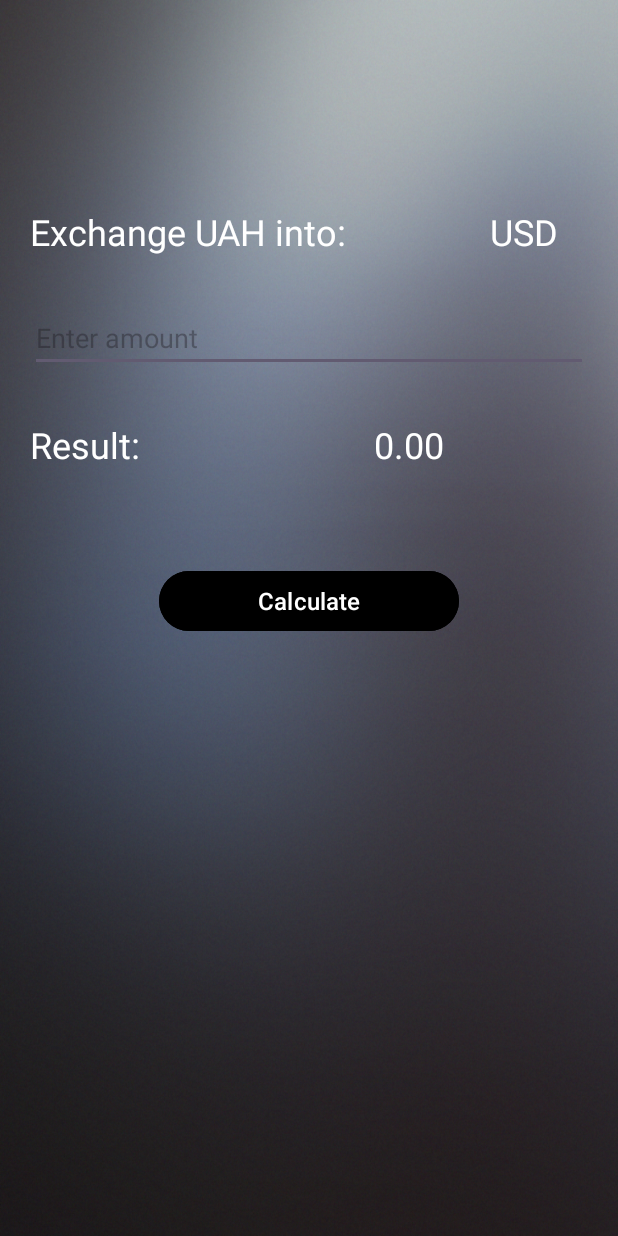
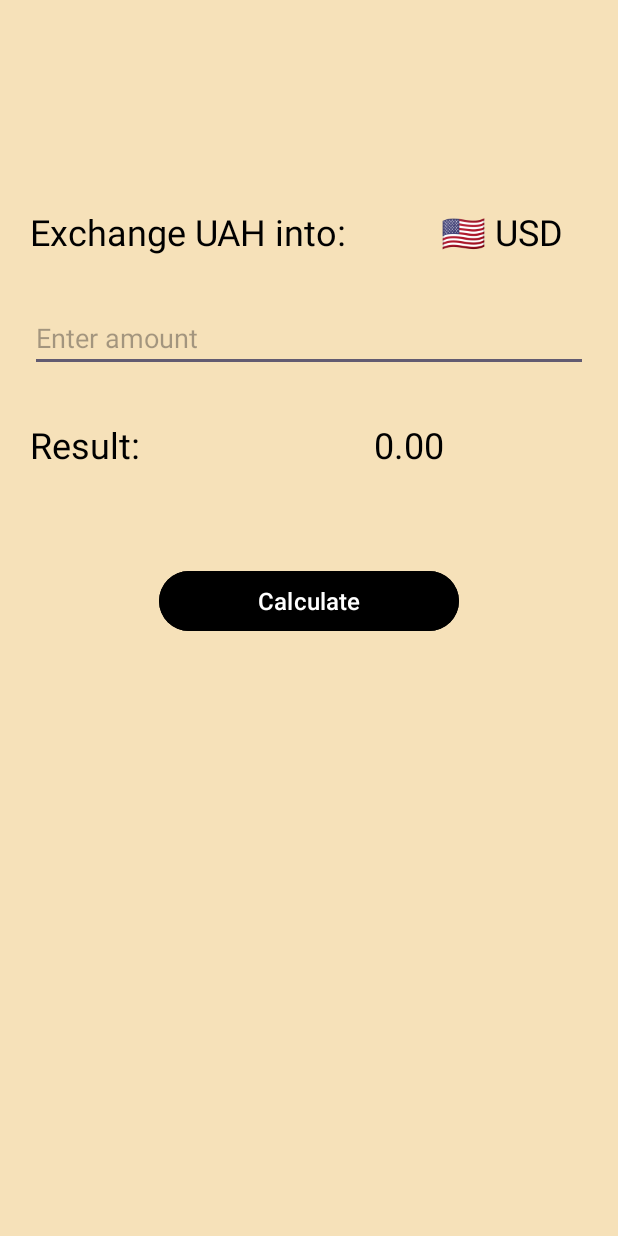
Before and after one commit to ViktorH0411/Exchanger, an Android app: the screen it shows after launch (MainActivity), on a phone screen of 412 x 824 dp. Run offline under Robolectric (Android 15) with nearby library versions, the phone set to English and light mode, and no system bars.

Commit message:
Some design fixes... Again

```diff
--- a/app/src/main/java/com/example/exchanger/api/CurrencyData.kt
+++ b/app/src/main/java/com/example/exchanger/api/CurrencyData.kt
@@ -8,5 +8,4 @@ data class Rate(
     val USD: Double,
     val EUR: Double,
     val PLN: Double,
-    val RUB: Double
 )
--- a/app/src/main/res/layout/activity_main.xml
+++ b/app/src/main/res/layout/activity_main.xml
@@ -2,7 +2,7 @@
     xmlns:tools="http://schemas.android.com/tools"
     android:layout_width="match_parent"
     android:layout_height="match_parent"
-    android:background="@drawable/background"
+    android:background="@color/background_color"
     android:padding="20dp"
     tools:context="MainActivity">
 
@@ -12,18 +12,20 @@
         android:layout_height="wrap_content"
         android:layout_marginTop="118dp"
         android:text="Exchange UAH into:"
-        android:textColor="@color/white"
-        android:textSize="24dp" />
+        android:textColor="@color/black"
+        android:textSize="24dp"
+        android:elevation="4dp"/>
 
     <TextView
+
         android:id="@+id/currency"
         android:layout_width="wrap_content"
         android:layout_height="wrap_content"
         android:layout_toEndOf="@+id/currencyLabel"
         android:layout_alignTop="@+id/currencyLabel"
-        android:layout_marginStart="96dp"
-        android:text="USD"
-        android:textColor="@color/white"
+        android:layout_marginStart="63dp"
+        android:text="🇺🇸 USD"
+        android:textColor="@color/black"
         android:textSize="24dp" />
 
     <EditText
@@ -34,7 +36,7 @@
         android:layout_marginTop="32dp"
         android:hint="Enter amount"
         android:inputType="numberDecimal"
-        android:textColor="@color/white" />
+        android:textColor="@color/black" />
 
     <TextView
         android:id="@+id/resultLabel"
@@ -43,7 +45,7 @@
         android:layout_below="@id/moneyAmount"
         android:layout_marginTop="32dp"
         android:text="Result:"
-        android:textColor="@color/white"
+        android:textColor="@color/black"
         android:textSize="24dp" />
 
     <TextView
@@ -55,7 +57,7 @@
         android:layout_alignTop="@id/resultLabel"
         android:layout_marginStart="156dp"
         android:text="0.00"
-        android:textColor="@color/white"
+        android:textColor="@color/black"
         android:textSize="24dp" />
 
     <Button
@@ -68,5 +70,5 @@
         android:backgroundTint="@color/black"
         android:text="Calculate"
         android:textSize="16dp"
-        android:textColor="@color/white" />
+        android:textColor="@color/white"/>
 </RelativeLayout>
--- a/app/src/main/res/menu/popup_menu.xml
+++ b/app/src/main/res/menu/popup_menu.xml
@@ -3,18 +3,14 @@
 <menu xmlns:android="http://schemas.android.com/apk/res/android">
     <item
         android:id="@+id/USD"
-        android:title="USD"
+        android:title="🇺🇸 USD"
         android:textColor="@color/white"/>
     <item
         android:id="@+id/EUR"
-        android:title="EUR"
+        android:title="🇪🇺 EUR"
         android:textColor="@color/white"/>
     <item
         android:id="@+id/PLN"
-        android:title="PLN"
-        android:textColor="@color/white"/>
-    <item
-        android:id="@+id/RUB"
-        android:title="RUB"
+        android:title="🇵🇱 PLN"
         android:textColor="@color/white"/>
 </menu>
--- a/app/src/main/res/values/colors.xml
+++ b/app/src/main/res/values/colors.xml
@@ -6,4 +6,5 @@
     <color name="red">#E91E63</color>
     <color name="grey">#636363</color>
     <color name="dirt_blue">#545D91</color>
+    <color name="background_color">#F6E1B9</color>
 </resources>
```
Also changed, not shown: app/src/main/java/com/example/exchanger/MainActivity.kt (+8 -10 lines).
